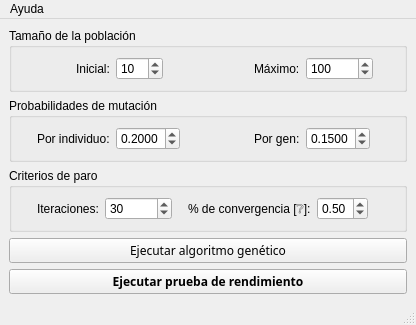
This is GUI.ui in jat-jat/AlgoritmosGeneticos2 as Qt 5 draws it before an edit. The edited form follows.
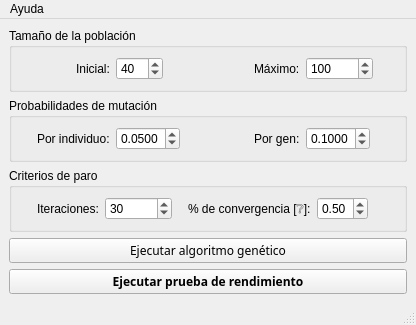
This is the edited form.

Patch:
```diff
--- a/GUI.ui
+++ b/GUI.ui
@@ -33,7 +33,7 @@
           <number>2</number>
          </property>
          <property name="value">
-          <number>10</number>
+          <number>40</number>
          </property>
         </widget>
        </item>
@@ -95,7 +95,7 @@
           <double>0.010000000000000</double>
          </property>
          <property name="value">
-          <double>0.200000000000000</double>
+          <double>0.050000000000000</double>
          </property>
         </widget>
        </item>
@@ -121,7 +121,7 @@
           <double>0.010000000000000</double>
          </property>
          <property name="value">
-          <double>0.150000000000000</double>
+          <double>0.100000000000000</double>
          </property>
         </widget>
        </item>
```
